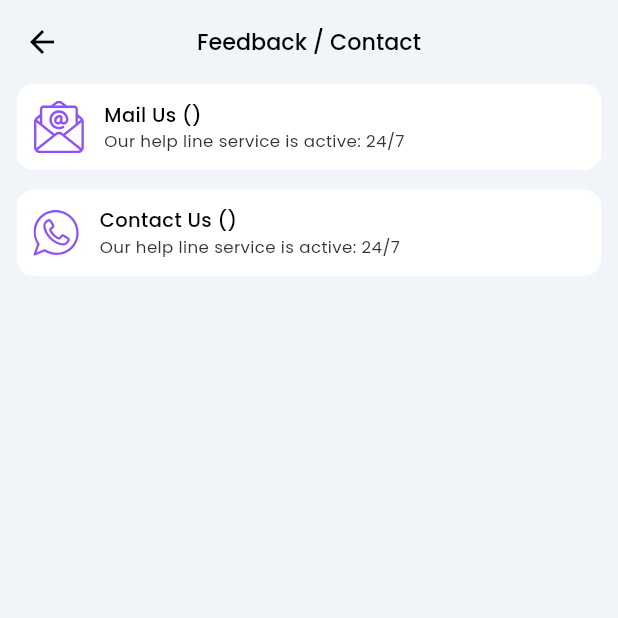
After one commit to moury12/E-hailing-App, a Flutter app: the FeedbackPage screen opened by its route, on a phone screen of 412 x 824 dp, the top half of it. The commit adds this screen. Run offline on Flutter 3.47's test engine with Material 3 defaults, Android fonts, the phone set to English and light mode, and no system bars; our stand-ins replace cached_network_image, device_info_plus, file_picker, firebase_core, firebase_messaging, fl_chart and 20 more; accounts and stored records are empty; network calls fail; project files that could hold a hidden picture were left out.

Commit message:
feat: launch mail and whatsapp

```diff
--- a/lib/core/api-client/api_service.dart
+++ b/lib/core/api-client/api_service.dart
@@ -9,8 +9,8 @@ import 'package:http_parser/http_parser.dart';
 
 class ApiService {
   // Original base URL - keeping exact
-  final String baseUrl = 'http://18.211.171.8:8001';
-  // final String baseUrl = 'http://10.10.20.44:8001';
+  // final String baseUrl = 'http://18.211.171.8:8001';
+  final String baseUrl = 'http://10.10.20.44:8001';
 
   // Original singleton pattern - keeping exact
   static final ApiService _instance = ApiService._internal();
--- a/lib/core/constants/app_static_strings_constant.dart
+++ b/lib/core/constants/app_static_strings_constant.dart
@@ -77,12 +77,16 @@ class AppStaticStrings {
 
   // More
   static const String more = 'More';
+  static const String helpServiceAvailable = 'Our help line service is active: 24/7';
   static const String pendingPenalty = 'Pending Penalty';
+  static const String feedback = 'Feedback / Contact';
   static const String termsAndCondition = 'Terms & Condition';
   static const String privacyPolicy = 'Privacy Policy';
   static const String penaltyPolicy = 'Penalty Policy';
   static const String helpSupport = 'Help/Support';
   static const String logOut = 'Log Out';
+  static const String mailUs = 'Mail Us';
+  static const String contactUs = 'Contact Us';
 
   // Payment Details
   static const String rent = "Rent";
@@ -191,6 +195,7 @@ class AppStaticStrings {
   static const String sendPaymentRequest = 'Send Payment request ';
   static const String notYet = 'Not Yet';
   static const String cancelTrip = 'Cancel trip';
+  static const String tripLoading = 'Trip Loading...';
   static const String recentTip = 'Recent Tip';
   static const String service = 'Service';
   static const String placeAddress = 'Place Address';
--- a/lib/core/constants/image_constant.dart
+++ b/lib/core/constants/image_constant.dart
@@ -56,6 +56,9 @@ String sosIcon = 'assets/icons/sos_icon.svg';
 String staticsIcon = 'assets/icons/statics_icon.svg';
 String successfulIcon = 'assets/icons/successfull_icon.svg';
 String termsIcon = 'assets/icons/terms_icon.svg';
+String feedBackIcon = 'assets/icons/feedback_icon.svg';
+String whatsappIcon = 'assets/icons/whatsapp_icon.svg';
+String mailUsIcon = 'assets/icons/mail_us_icon.svg';
 String totalEarnIcon = 'assets/icons/total_earn_icon.svg';
 String tripTodayIcon = 'assets/icons/trip_today_icon.svg';
 String uploadIcon = 'assets/icons/upload_icon.svg';
--- a/lib/core/routes/app_routes.dart
+++ b/lib/core/routes/app_routes.dart
@@ -15,6 +15,8 @@ import 'package:e_hailing_app/presentations/profile/views/change_password_page.d
 import 'package:e_hailing_app/presentations/profile/views/coin_page.dart';
 import 'package:e_hailing_app/presentations/profile/views/earnings_page.dart';
 import 'package:e_hailing_app/presentations/profile/views/edit_profile_page.dart';
+import 'package:e_hailing_app/presentations/profile/views/feedback_page.dart';
+import 'package:e_hailing_app/presentations/profile/views/feedback_page.dart';
 import 'package:e_hailing_app/presentations/profile/views/term_policy_help_page.dart';
 import 'package:e_hailing_app/presentations/profile/views/transaction_page.dart';
 import 'package:e_hailing_app/presentations/profile/views/vehicle_details_page.dart';
@@ -108,6 +110,10 @@ class AppRoutes {
       name: AccountInformationPage.routeName,
       page: () => AccountInformationPage(),
       binding: AccountInformationBinding(),
+    ),GetPage(
+      name: FeedbackPage.routeName,
+      page: () => FeedbackPage(),
+      binding: AccountInformationBinding(),
     ),
     GetPage(
       name: EditProfilePage.routeName,
--- a/lib/presentations/home/widgets/trip_details_card_widget.dart
+++ b/lib/presentations/home/widgets/trip_details_card_widget.dart
@@ -249,7 +249,7 @@ class TripRequestLoadingWidget extends StatelessWidget {
               Get.back();
             }
           },
-// isLoading: ,
+isLoading: HomeController.to.isCancellingTrip.value,
           )
         ],
       ),
--- /dev/null
+++ b/lib/presentations/profile/views/feedback_page.dart
@@ -0,0 +1,55 @@
+import 'package:e_hailing_app/core/components/custom_appbar.dart';
+import 'package:e_hailing_app/core/constants/app_static_strings_constant.dart';
+import 'package:e_hailing_app/core/constants/color_constants.dart';
+import 'package:e_hailing_app/core/constants/custom_space.dart';
+import 'package:e_hailing_app/core/constants/custom_text.dart';
+import 'package:e_hailing_app/core/constants/fontsize_constant.dart';
+import 'package:e_hailing_app/core/constants/image_constant.dart';
+import 'package:e_hailing_app/core/constants/padding_constant.dart';
+import 'package:e_hailing_app/core/constants/text_style_constant.dart';
+import 'package:e_hailing_app/core/helper/helper_function.dart';
+import 'package:e_hailing_app/presentations/profile/widgets/feedback_content_widget.dart';
+import 'package:flutter/material.dart';
+import 'package:flutter_screenutil/flutter_screenutil.dart';
+import 'package:flutter_svg/flutter_svg.dart';
+
+class FeedbackPage extends StatelessWidget {
+  static const String routeName = '/feedback';
+
+  const FeedbackPage({super.key});
+
+  @override
+  Widget build(BuildContext context) {
+    return Scaffold(
+      appBar: CustomAppBar(title: AppStaticStrings.feedback),
+      body: CustomScrollView(
+        slivers: [
+          SliverToBoxAdapter(
+            child: FeedbackContentWidget(
+              title: "${AppStaticStrings.mailUs} ()",
+              img: mailUsIcon,
+              onTap: () {
+                launchEmail(
+                  "support@yourapp.com",
+                  subject: "Help/Support Need For DUDU Car APP"
+                );
+              },
+            ),
+          ),
+          SliverToBoxAdapter(
+            child: FeedbackContentWidget(
+              title: "${AppStaticStrings.contactUs} ()",
+              img: whatsappIcon,
+              onTap: () {
+                launchWhatsApp(
+                  "8801712345678",
+                  message: "Hello, I need support.",
+                );
+              },
+            ),
+          ),
+        ],
+      ),
+    );
+  }
+}
--- /dev/null
+++ b/lib/presentations/profile/widgets/feedback_content_widget.dart
@@ -0,0 +1,48 @@
+import 'package:e_hailing_app/core/components/custom_appbar.dart';
+import 'package:e_hailing_app/core/components/custom_button_tap.dart';
+import 'package:e_hailing_app/core/constants/app_static_strings_constant.dart';
+import 'package:e_hailing_app/core/constants/color_constants.dart';
+import 'package:e_hailing_app/core/constants/custom_space.dart';
+import 'package:e_hailing_app/core/constants/custom_text.dart';
+import 'package:e_hailing_app/core/constants/fontsize_constant.dart';
+import 'package:e_hailing_app/core/constants/image_constant.dart';
+import 'package:e_hailing_app/core/constants/padding_constant.dart';
+import 'package:e_hailing_app/core/constants/text_style_constant.dart';
+import 'package:flutter/material.dart';
+import 'package:flutter_screenutil/flutter_screenutil.dart';
+import 'package:flutter_svg/flutter_svg.dart';
+class FeedbackContentWidget extends StatelessWidget {
+  final String title;
+  final String img;
+  final Function() onTap;
+  const FeedbackContentWidget({
+    super.key, required this.title, required this.img, required this.onTap,
+  });
+
+  @override
+  Widget build(BuildContext context) {
+    return Container(
+      decoration: BoxDecoration(borderRadius: BorderRadius.circular(12.r),color: AppColors.kWhiteColor),
+
+      margin: padding12H.copyWith(bottom: 12.w),
+      child: ButtonTapWidget(
+        onTap:onTap,
+        child: Padding(
+          padding: padding12,        child: Row(children: [
+            SvgPicture.asset(img),
+            space12W,
+            Expanded(
+              child: Column(
+                crossAxisAlignment: CrossAxisAlignment.start,
+                children: [
+                  CustomText(text: title),
+                  CustomText(text: AppStaticStrings.helpServiceAvailable,fontSize: getFontSizeSmall(),color: AppColors.kLightBlackColor,style: poppinsRegular,),
+                ],
+              ),
+            )
+          ],),
+        ),
+      ),
+    );
+  }
+}
--- a/lib/presentations/trip/widgets/row_call_chat_details_button.dart
+++ b/lib/presentations/trip/widgets/row_call_chat_details_button.dart
@@ -95,7 +95,7 @@ class CancelTripButtonWidget extends StatelessWidget {
       onTap: () {
         tripCancellationDialog(onSubmit: onSubmit);
       },
-      title: AppStaticStrings.cancelTrip,
+      title:isLoading==true?AppStaticStrings.tripLoading: AppStaticStrings.cancelTrip,
     );
   }
 }
```
Also changed, not shown: lib/core/helper/helper_function.dart (+23 -0 lines), lib/presentations/home/controllers/home_controller.dart (+5 -3 lines), lib/presentations/home/widgets/bottom_sheets.dart (+4 -3 lines), lib/presentations/profile/views/profile_page.dart (+9 -0 lines), assets/icons/feedback_icon.svg (added), assets/icons/mail_us_icon.svg (added), assets/icons/whatsapp_icon.svg (added), assets/images/purple_car_img.png, 2 other files.
